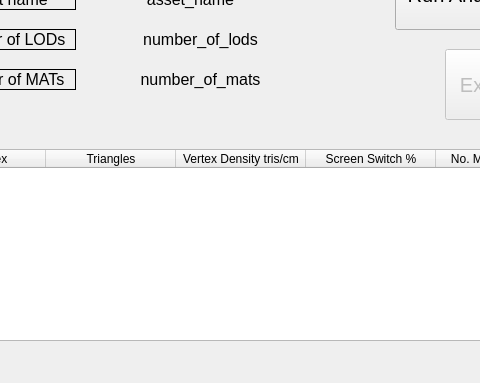
mattyvioo/lod-analysis-tool, file ToolGUI.ui: the form before one commit; both pictures show x 235 to 715 and y 101 to 484 of the 1000 by 484 pixel window.
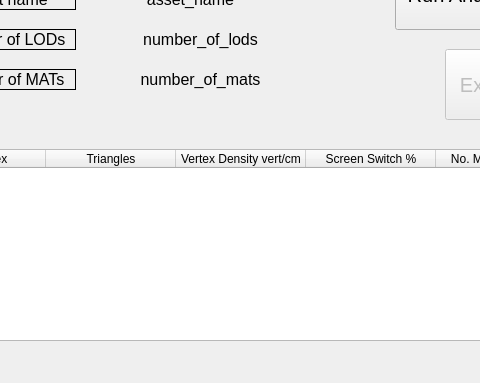
The form after the commit.

Patch:
```diff
--- a/ToolGUI.ui
+++ b/ToolGUI.ui
@@ -187,7 +187,7 @@
     </column>
     <column>
      <property name="text">
-      <string>Vertex Density tris/cm</string>
+      <string>Vertex Density vert/cm</string>
      </property>
     </column>
     <column>
```
